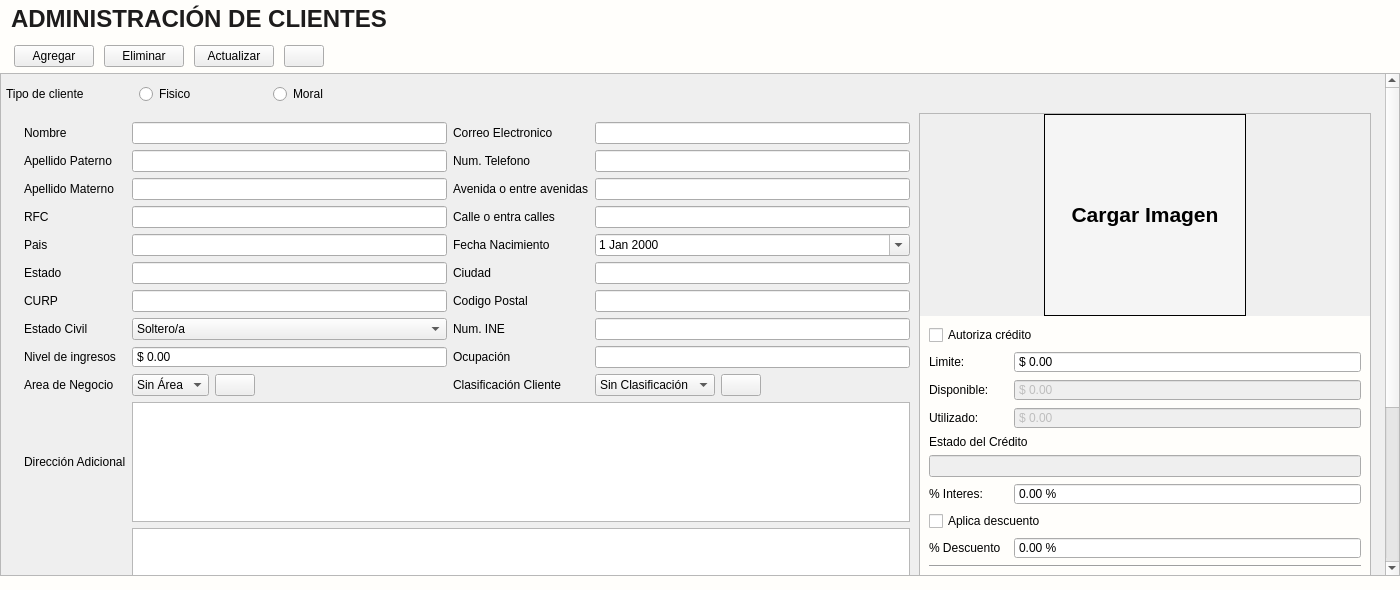
The window that app/View/UserInterfaceUi/UI_CONTROL_CLIENTES.ui (LAngelVp/software-punto-de-venta) describes before a commit, drawn with Qt 5.
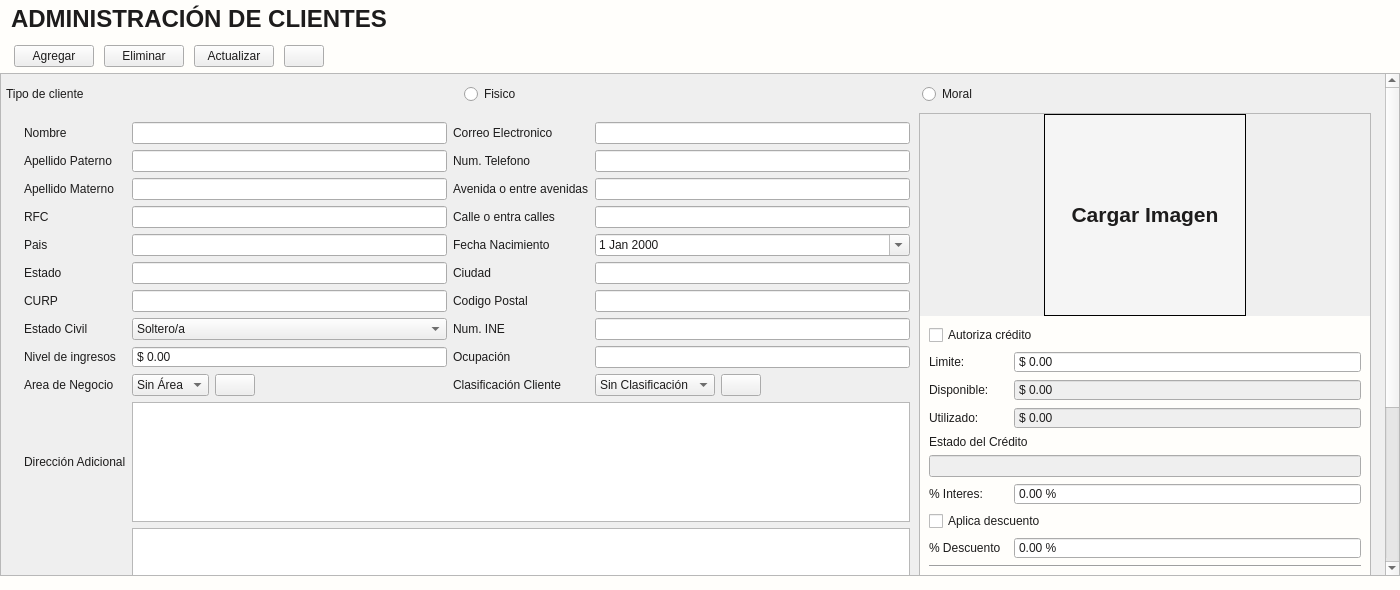
The same window after the commit. The open tabs and pages were chosen to show the change. Icons and pictures are not drawn.

```diff
--- a/app/View/UserInterfaceUi/UI_CONTROL_CLIENTES.ui
+++ b/app/View/UserInterfaceUi/UI_CONTROL_CLIENTES.ui
@@ -14,11 +14,17 @@
    <string>Form</string>
   </property>
   <property name="styleSheet">
-   <string notr="true">#Control_Clientes{
+   <string notr="true">*{color: #1d1c1c;}
+#Control_Clientes{
 background: #fffefb;
 }
-[objectName^=&quot;wpc_&quot;]{
+[objectName*=&quot;wpc&quot;]{
 background-color: #fffefb;
+border: none;
+}
+[objectName*=&quot;contenedor&quot;]{
+background-color: #fffefb;
+border: none;
 }
 #label_wp_titulo_clientes{
 color:#1d1c1c;
@@ -36,10 +42,6 @@
 min-width: 50px;
 max-width:50px;
 }
-#contenedor_opcionesclientes{
-max-height:40px;
-max-width:400px
-}
 
 #contenedor_izquierda{
 max-width: 450px;
@@ -140,39 +142,54 @@
 border-bottom: 2px solid #00668c;
 }
 
-[objectName^=&quot;cajaopciones_&quot;]{
-border: none;
-border-bottom: 1px solid rgb(29, 28, 28);
-border-radius: 5px;
-padding: 2px;
-background-color: #f5f4f1;
-border-radius: 5px;
-font-size: 12px;
-min-width:150px;
+[objectName*=&quot;cajaOpciones&quot;] {
+    border: none;
+    border-bottom: 1px solid #787878 ;
+    padding: 2px ;
+    background-color: #F5F5F5 ;
+    font-size: 14px ;
+    min-width: 200px ;
+    font-family: &quot;Arial&quot; ;
+    color: #1d1c1c ;
+	selection-background-color: #4791F5; 
 }
-[objectName^=&quot;cajaopciones_&quot;]::drop-down{
-subcontrol-origin: padding;
-subcontrol-position: top right;
-padding-right:5px;
-width: 20%;
-border-left-width: 1px;
-border-radius: 5px;
-background-color: #f5f4f1;
+
+/* ESTILO DEL DROPDOWN (LISTA) */
+[objectName*=&quot;cajaOpciones&quot;] QListView {
+    background: #F5F5F5 ;
+    border-radius: 3px;
+    outline: none;
 }
-[objectName^=&quot;cajaopciones_&quot;]::down-arrow{
-image: url(:/Icons/Bootstrap/filter-left.svg);
-width: 17%;
-height: 17%;
-padding-left:5px;
-padding-right:5px;
-}
 
+/* ESTILO DE LOS ÍTEMS */
+[objectName*=&quot;cajaOpciones&quot;] QListView::item {
+    padding: 6px 10px ;
+    margin: 2px ;
+}
+/* BOTÓN DESPLEGABLE */
+[objectName*=&quot;cajaOpciones&quot;]::drop-down {
+    subcontrol-origin: padding ;
+    subcontrol-position: top right ;
+    padding-right: 5px ;
+    width: 20% ;
+    border-left-width: 1px ;
+    border-radius: 3px ;
+    background-color: #F5F5F5 ;
+}
+/* FLECHA DESPLEGABLE */
+[objectName*=&quot;cajaOpciones&quot;]::down-arrow {
+    image: url(:/Icons/Bootstrap/filter-left.svg);
+    width: 17% ;
+    height: 17% ;
+    padding-left: 5px ;
+    padding-right: 5px ;
+}
 /*TABLA*/
 
 [objectName*=&quot;tabla_&quot;] {
     font-family: Arial;
     font-size: 14px;
-	min-height: 400px;
+background: #F5F5F5;
 }
 
 /* Encabezados de la tabla */
@@ -221,14 +238,16 @@
 background: #fffefb;
 max-width:450px;
 }
+
+
 [objectName*=&quot;fecha_&quot;]{
 border: none;
 border-bottom: 1px solid #3b3c3d;
 border-radius: 5px;
 padding: 2px;
 background-color: #f5f4f1;
-font-size: 12px;
-width:87px;
+font-size: 14px;
+min-width:100px;
 }
 *[objectName*=&quot;fecha_&quot;]::drop-down{
 subcontrol-origin: padding;
@@ -236,8 +255,8 @@
 padding-right:5px;
 width: 20%;
 border-left-width: 1px;
-border-radius: 5px;
-background-color: #f5f4f1;
+borde-radius: 5px;
+background-color: #F5F5F5;
 }
 *[objectName*=&quot;fecha_&quot;]::down-arrow{
 image: url(:/Icons/Bootstrap/calendar2-date.svg);
@@ -245,9 +264,55 @@
 height: 17%;
 padding-left:5px;
 padding-right:5px;
+background: #F5F5F5;
 }
 *[objectName*=&quot;fecha_&quot;]::focus{
 border-bottom: 2px solid #00668c;
+}
+QCalendarWidget QWidget#qt_calendar_navigationbar {
+    background-color: #00668c;
+    color: white;
+    border-top-left-radius: 5px;
+    border-top-right-radius: 5px;
+}
+
+/* BOTONES DE NAVEGACIÓN */
+QCalendarWidget QToolButton {
+    background-color: transparent;
+    color: white;
+    font-weight: bold;
+    padding: 5px;
+}
+
+/* DESPLEGABLE DE MESES */
+QCalendarWidget QMenu {
+    background-color: #FFFFFF;
+    border: 1px solid #3b3c3d;
+}
+
+/* DÍAS DE LA SEMANA */
+QCalendarWidget QWidget#qt_calendar_weekdaybar {
+    background-color: #f5f4f1;
+    color: #3b3c3d;
+}
+
+/* DÍAS DEL MES */
+QCalendarWidget QAbstractItemView:enabled {
+    background-color: #FFFFFF;
+    color: #1d1c1c;
+    selection-background-color: #00668c;  /* Color al seleccionar fecha */
+    selection-color: white;
+}
+
+/* DÍAS DE OTROS MESES */
+QCalendarWidget QAbstractItemView:disabled {
+    color: #AAAAAA;
+}
+
+/* EFECTO HOVER SOBRE DÍAS */
+QCalendarWidget QAbstractItemView::item:hover {
+    background-color: #e1f0f7;
+    color: #1d1c1c;
 }</string>
   </property>
   <layout class="QGridLayout" name="gridLayout_17">
@@ -315,8 +380,8 @@
              <rect>
               <x>0</x>
               <y>0</y>
-              <width>1384</width>
-              <height>1090</height>
+              <width>1385</width>
+              <height>811</height>
              </rect>
             </property>
             <layout class="QGridLayout" name="gridLayout_11">
@@ -1955,8 +2020,8 @@
                  <widget class="QWidget" name="contenedor_opcionesclientes" native="true">
                   <property name="maximumSize">
                    <size>
-                    <width>400</width>
-                    <height>40</height>
+                    <width>16777215</width>
+                    <height>16777215</height>
                    </size>
                   </property>
                   <layout class="QGridLayout" name="gridLayout_14">
```
Left out of the diff: 94 changed lines with no effect on the pictures.
